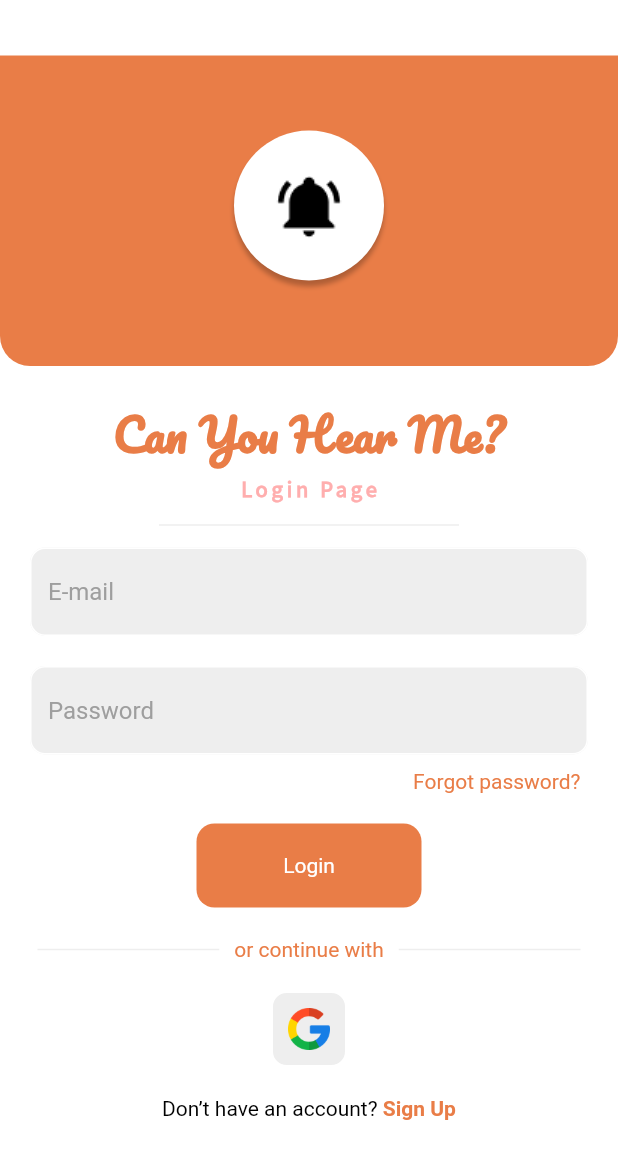
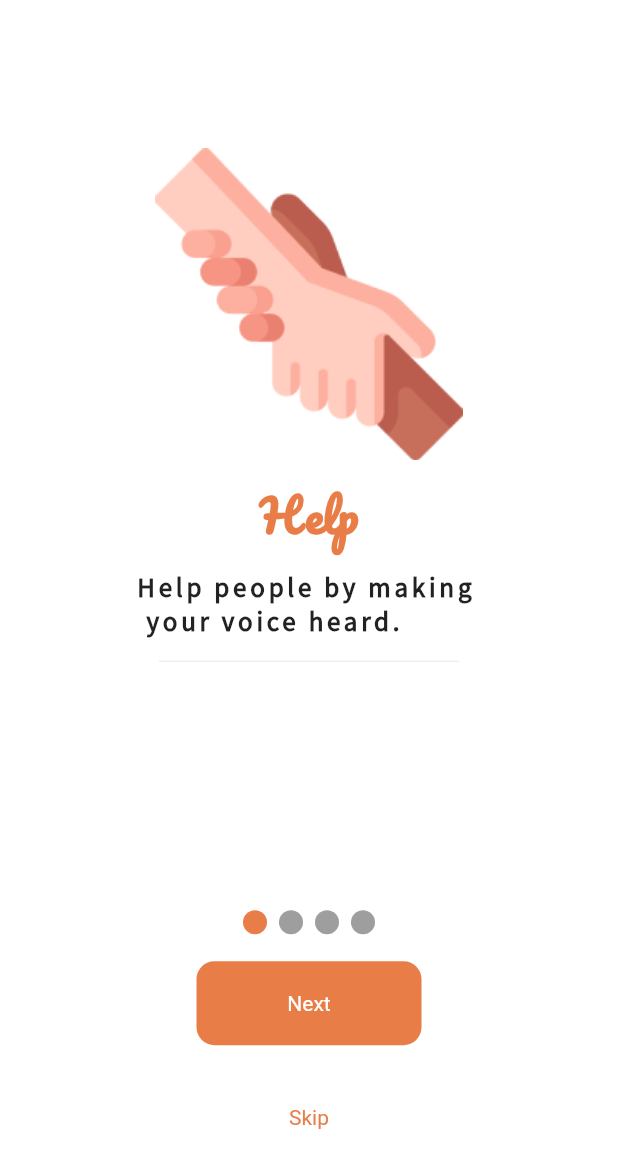
Before and after one commit to Google-Solution-Challenge-Metu/CanYouHearMe, a Flutter app: the screen it shows after launch, on a phone screen of 412 x 824 dp. Shown: the top 1168 px of the screen. Run offline on Flutter 3.47's test engine with Material 2 defaults, Android fonts, the phone set to English and light mode, and no system bars; drawn by our look-alikes of smooth_page_indicator; our stand-ins replace audioplayers, awesome_snackbar_content, cloud_firestore, firebase_auth, firebase_core, firebase_storage and 11 more; missing offline and left inert: custom_info_window, open_street_map_search_and_pick, qr_code_scanner, rotary_scrollbar; accounts and stored records are empty; project files that could hold a hidden picture were left out.

Commit message:
minor ui changes and bug fixes 3/?
intro page added.

```diff
--- /dev/null
+++ b/lib/onboardingscreen.dart
@@ -0,0 +1,136 @@
+import 'package:dietapp/screens/intro_screens/intro_screen_1.dart';
+import 'package:dietapp/screens/intro_screens/intro_screen_2.dart';
+import 'package:dietapp/screens/intro_screens/intro_screen_3.dart';
+import 'package:dietapp/screens/intro_screens/intro_screen_4.dart';
+import 'package:dietapp/screens/login_page.dart';
+import 'package:flutter/material.dart';
+import 'package:smooth_page_indicator/smooth_page_indicator.dart';
+
+class OnBoardingScreen extends StatefulWidget {
+  const OnBoardingScreen({Key? key}) : super(key: key);
+
+  @override
+  State<OnBoardingScreen> createState() => _OnBoardingScreenState();
+}
+
+class _OnBoardingScreenState extends State<OnBoardingScreen> {
+  final PageController _controller = PageController();
+  bool onLastPage = false;
+
+  @override
+  Widget build(BuildContext context) {
+    var height = MediaQuery.of(context).size.height;
+    return Scaffold(
+      body: Stack(
+        children: [
+          PageView(
+            controller: _controller,
+            onPageChanged: (index) {
+              setState(() {
+                onLastPage = (index == 3);
+              });
+            },
+            children: const [
+              IntroScreen1(),
+              IntroScreen2(),
+              IntroScreen3(),
+              IntroScreen4(),
+            ],
+          ),
+          // dot indicators
+          Container(
+            alignment: const Alignment(0, 0.75),
+            child: Padding(
+              padding: EdgeInsets.only(bottom: height * 0.05),
+              child: Column(
+                mainAxisAlignment: MainAxisAlignment.end,
+                children: [
+                  Padding(
+                    padding: const EdgeInsets.all(8.0),
+                    child: SmoothPageIndicator(
+                      controller: _controller,
+                      count: 4,
+                      effect: const WormEffect(
+                        activeDotColor: Color(0xffe97d47),
+                      ),
+                    ),
+                  ),
+                  onLastPage
+                      ? Padding(
+                          padding: const EdgeInsets.all(10.0),
+                          child: buildButton(
+                            () => Navigator.push(
+                              context,
+                              MaterialPageRoute(
+                                builder: (context) => MainPage(),
+                              ),
+                            ),
+                            'Done',
+                            const Color(0xffe97d47),
+                            Colors.white,
+                          ),
+                        )
+                      : Padding(
+                          padding: const EdgeInsets.all(10.0),
+                          child: buildButton(
+                            () => _controller.nextPage(
+                              duration: const Duration(milliseconds: 500),
+                              curve: Curves.ease,
+                            ),
+                            'Next',
+                            const Color(0xffe97d47),
+                            Colors.white,
+                          ),
+                        ),
+                  Padding(
+                    padding: const EdgeInsets.all(10.0),
+                    child: buildButton(
+                      onLastPage
+                          ? () {}
+                          : () => Navigator.push(
+                                context,
+                                MaterialPageRoute(
+                                  builder: (context) => const MainPage(),
+                                ),
+                              ),
+                      'Skip',
+                      Colors.white,
+                      onLastPage ? Colors.white : const Color(0xffe97d47),
+                    ),
+                  )
+                ],
+              ),
+            ),
+          ),
+        ],
+      ),
+    );
+  }
+
+  Padding buildButton(
+      Function() onTap, String text, Color buttonColor, Color textColor) {
+    return Padding(
+      padding: const EdgeInsets.symmetric(
+        horizontal: 25.0,
+      ),
+      child: GestureDetector(
+        behavior: HitTestBehavior.translucent,
+        onTap: onTap,
+        child: Container(
+          width: 150.0,
+          padding: const EdgeInsets.all(20.0),
+          decoration: BoxDecoration(
+              color: buttonColor, borderRadius: BorderRadius.circular(12.0)),
+          child: Center(
+            child: Text(
+              text,
+              style: TextStyle(
+                color: textColor,
+              ),
+            ),
+          ),
+        ),
+      ),
+    );
+  }
+}
--- /dev/null
+++ b/lib/screens/intro_screens/intro_screen_1.dart
@@ -0,0 +1,50 @@
+import 'package:flutter/material.dart';
+
+class IntroScreen1 extends StatelessWidget {
+  const IntroScreen1({Key? key}) : super(key: key);
+
+  @override
+  Widget build(BuildContext context) {
+    var height = MediaQuery.of(context).size.height;
+    return Container(
+      color: Colors.white,
+      child: Padding(
+        padding: EdgeInsets.only(top: height * 0.12),
+        child: Column(
+          mainAxisAlignment: MainAxisAlignment.start,
+          children: [
+            const Image(image: AssetImage('assets/images/hands.png')),
+            const SizedBox(height: 10.0),
+            const Text(
+              "Help",
+              style: TextStyle(
+                  fontFamily: "Pacifico",
+                  fontSize: 30.0,
+                  color: Color(0xffe97d47),
+                  fontWeight: FontWeight.bold),
+            ),
+            const SizedBox(height: 10.0),
+            const Text(
+              "Help people by making \n your voice heard.",
+              style: TextStyle(
+                fontFamily: "Source Sans Pro",
+                fontSize: 18.0,
+                letterSpacing: 2.5,
+                fontWeight: FontWeight.bold,
+                color: Colors.black87,
+              ),
+            ),
+            SizedBox(
+              height: 30.0,
+              width: 200.0,
+              child: Divider(
+                color: Colors.grey.shade200,
+                thickness: 1,
+              ),
+            ),
+          ],
+        ),
+      ),
+    );
+  }
+}
--- a/lib/screens/login/auth_login.dart
+++ b/lib/screens/login/auth_login.dart
@@ -1,4 +1,4 @@
-import '../login_page.dart';
+import 'package:dietapp/onboardingscreen.dart';
 import 'package:firebase_auth/firebase_auth.dart';
 import 'package:flutter/material.dart';
 import 'package:get/get.dart';
@@ -21,7 +21,7 @@ class AuthPage extends StatelessWidget {
                 getPages: AppPage.routes,
               );
             } else {
-              return const MainPage();
+              return const OnBoardingScreen();
             }
           },
         ),
--- a/pubspec.yaml
+++ b/pubspec.yaml
@@ -28,6 +28,7 @@ dependencies:
   #error snackbar
   awesome_snackbar_content: ^0.1.0
   flutter_svg: ^1.0.3
+  smooth_page_indicator: ^1.0.0
 
   #QR code
   qr_flutter: ^4.0.0
```
Also changed, not shown: lib/screens/intro_screens/intro_screen_2.dart (added, +50 -0 lines), lib/screens/intro_screens/intro_screen_3.dart (added, +50 -0 lines), lib/screens/intro_screens/intro_screen_4.dart (added, +50 -0 lines), pubspec.lock.
